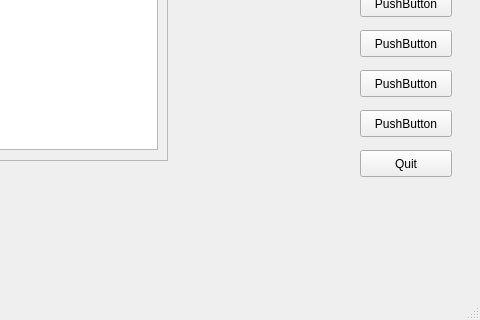
Above: qt_design_test.ui from isman7/pyqt4-rbpi-app before the change; both pictures show x 320 to 800 and y 160 to 480 of the 800 by 480 pixel window. Below: the same form after it.
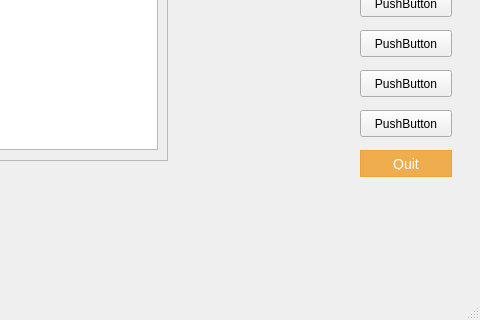
That is the form after the change.

Commit message: Playing with styles. Importing stuff from Bootstrap 3.

The edit to the form file:
```diff
--- a/qt_design_test.ui
+++ b/qt_design_test.ui
@@ -75,6 +75,22 @@
       <height>27</height>
      </rect>
     </property>
+    <property name="styleSheet">
+     <string notr="true">display: inline-block;
+padding: 6px 12px;
+margin-bottom: 0;
+font-size: 14px;
+font-weight: normal;
+line-height: 1.42857143;
+text-align: center;
+white-space: nowrap;
+vertical-align: middle;
+border: 1px solid transparent;
+color: #fff;
+background-color: #f0ad4e;
+border-color: #eea236;
+</string>
+    </property>
     <property name="text">
      <string>Quit</string>
     </property>
```
The commit also changes 3 other files.
